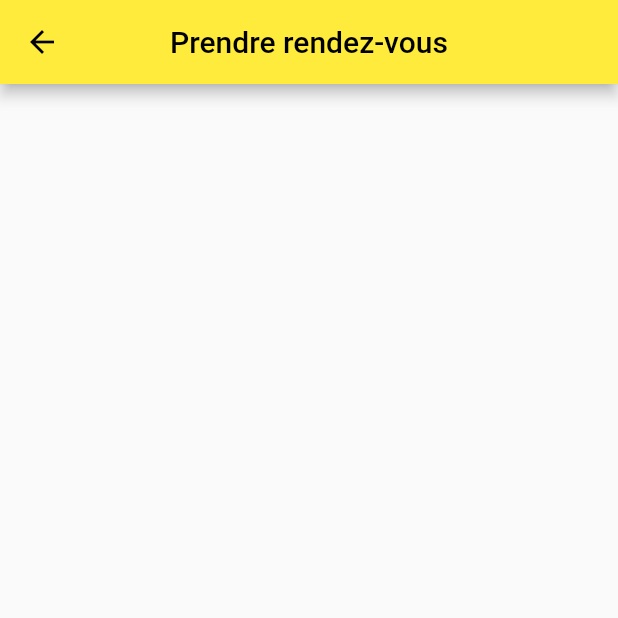
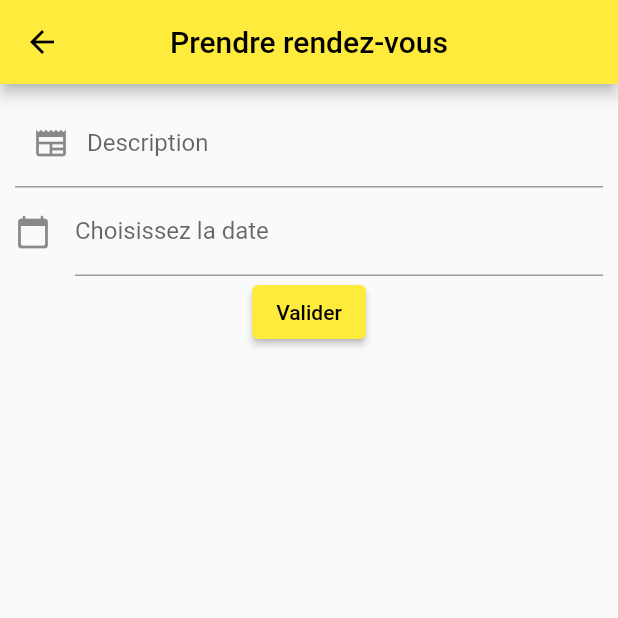
Before and after one commit to FlorentAero/detailing_app, a Flutter app: the NewAppointment screen opened directly, on a phone screen of 412 x 824 dp, the top half of it. Run offline on Flutter 3.47's test engine with Material 2 defaults, Android fonts, the phone set to English and light mode, and no system bars; our stand-ins replace cloud_firestore, firebase_core; accounts and stored records are empty.

Commit message:
Appointment_romain_V2

```diff
--- a/lib/pages/Appointments/new_appointment.dart
+++ b/lib/pages/Appointments/new_appointment.dart
@@ -1,4 +1,9 @@
+import 'package:cloud_firestore/cloud_firestore.dart';
+import 'package:firebase_core/firebase_core.dart';
 import 'package:flutter/material.dart';
+import 'package:intl/intl.dart';
+import 'package:flutter/cupertino.dart';
+
 
 class NewAppointment extends StatefulWidget {
   const NewAppointment({super.key});
@@ -8,6 +13,12 @@ class NewAppointment extends StatefulWidget {
 }
 
 class _NewAppointmentState extends State<NewAppointment> {
+  final _formKey = GlobalKey<FormState>();
+  TextEditingController description = TextEditingController();
+  TextEditingController _date = TextEditingController();
+  FirebaseApp defaultApp = Firebase.app();
+  CollectionReference Appointment = FirebaseFirestore.instance.collection('appointment');
+
   @override
   Widget build(BuildContext context) {
     return Scaffold(
@@ -15,7 +26,68 @@ class _NewAppointmentState extends State<NewAppointment> {
         centerTitle: true,
         title: const Text("Prendre rendez-vous"),
       ),
+      body: Form(
+          key: _formKey,
+          child: Padding(
+            padding: const EdgeInsets.all(10.0),
+            child: Column(
+              children: [
+                TextFormField(
+                  controller: description,
+                  decoration: const InputDecoration(
+                      hintText: 'Description',
+                      labelText: 'Description',
+                      prefixIcon: Icon(Icons.newspaper_outlined)
+                  ),
+                  validator: (value) {
+                    if (value == null || value.isEmpty) {
+                      return 'Veuillez renseigner ce champ.';
+                    }
+                    return null;
+                  },
+                ),
+                TextFormField(
+                  controller: _date,
+                  decoration: const InputDecoration(
+                    icon: Icon(Icons.calendar_today_rounded),
+                    labelText: "Choisissez la date"
+                  ),
+                  onTap: () async{
+                    DateTime? pickeddate = await showDatePicker(
+                        context: context,
+                        initialDate: DateTime.now(),
+                        firstDate: DateTime(2022),
+                        lastDate: DateTime(2100));
+
+                    if(pickeddate != null){
+                      setState((){
+                        _date.text = DateFormat('yyyy-MM-dd').format(pickeddate);
+                      });
+                    }
+                  },
+                  validator: (value) {
+                    if (value == null || value.isEmpty) {
+                      return 'Veuillez renseigner ce champ.';
+                    }
+                    return null;
+                  },
+                ),
+                ElevatedButton(
+                  onPressed: () async {
+                    if (_formKey.currentState!.validate()) {
+                      await Appointment.add({
+                        'date': _date.text,
+                        'description': description.text,
+                      });
+                      _formKey.currentState!.reset();
+                      Navigator.of(context).pop();
+                    }
+                  },
+                  child: const Text('Valider'),
+                ),
+              ],
             ),
+          )),
     );
   }
 }
```
Also changed, not shown: lib/pages/Appointments/my_appointment.dart (+43 -9 lines).
